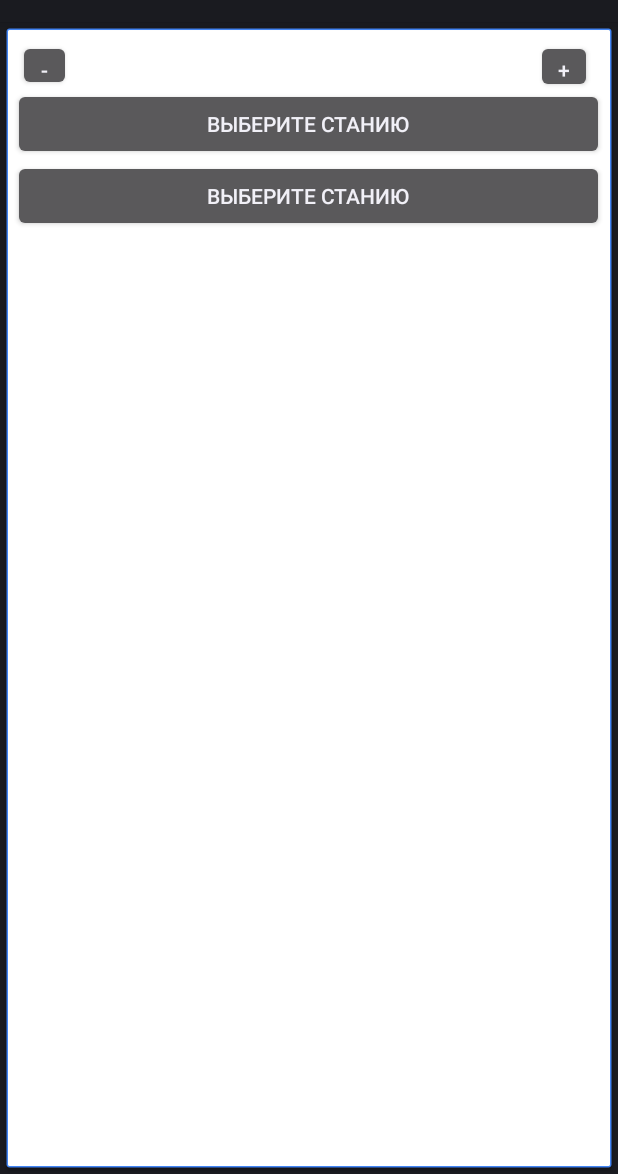
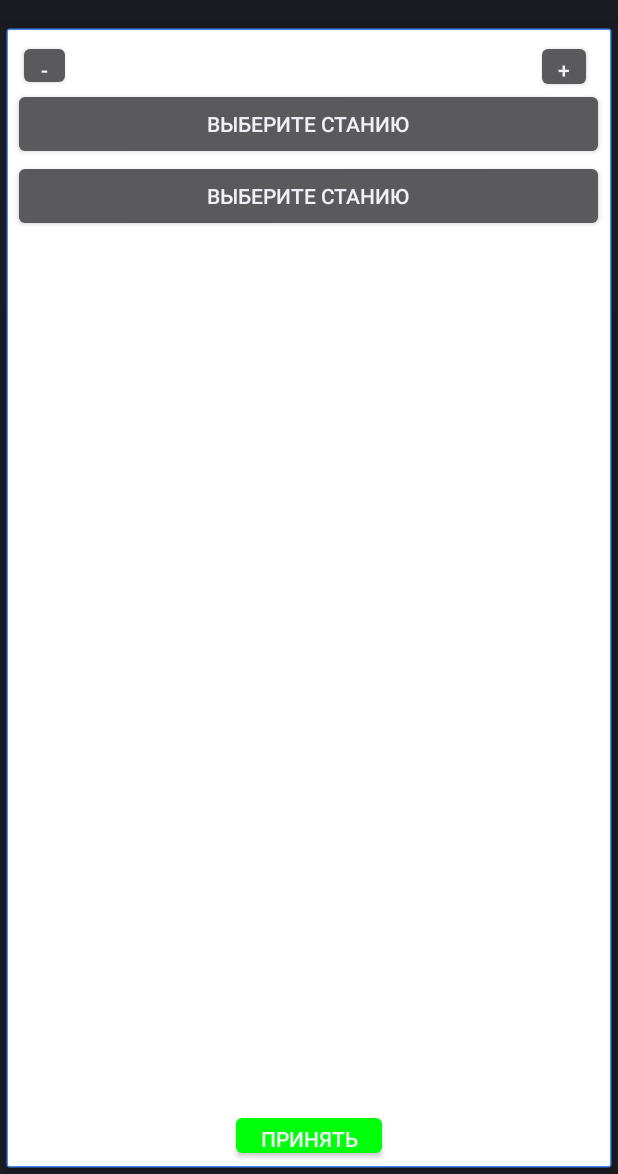
Before and after one commit to antonianton228/DriveHack2.0-MetroWatch, an Android app: the screen it shows after launch (MainActivity), on a phone screen of 412 x 824 dp, the part 62-1236 px from its top. Run offline under Robolectric (Android 15) with nearby library versions, the phone set to English and light mode, and no system bars; network calls fail; 1 statement that could not run was skipped.

Commit message:
Супер пупер апдейт

```diff
--- a/app/src/main/java/com/example/myapplication/presentation/MainActivity.kt
+++ b/app/src/main/java/com/example/myapplication/presentation/MainActivity.kt
@@ -6,70 +6,62 @@
 
 package com.example.myapplication.presentation
 
-import kotlinx.coroutines.GlobalScope
-import kotlinx.coroutines.Dispatchers
-import android.app.ActionBar
 import android.os.Bundle
-import android.os.Debug
 import android.view.View
-import android.view.ViewGroup
 import android.widget.Button
 import android.widget.LinearLayout
-import android.widget.TextView
 import android.widget.Toast
 import androidx.activity.ComponentActivity
-import androidx.lifecycle.lifecycleScope
 import com.example.myapplication.R
-import com.google.android.gms.common.Feature
-import com.google.firebase.crashlytics.buildtools.reloc.org.apache.http.HttpRequest
-import com.google.firebase.crashlytics.buildtools.reloc.org.apache.http.client.HttpClient
-import okhttp3.Call
-import okhttp3.Callback
+import io.ktor.client.HttpClient
+import io.ktor.client.call.body
+import io.ktor.client.engine.cio.CIO
+import io.ktor.client.plugins.contentnegotiation.ContentNegotiation
+import io.ktor.client.request.get
+import io.ktor.serialization.kotlinx.json.json
+import kotlinx.coroutines.DelicateCoroutinesApi
+import kotlinx.coroutines.Dispatchers
+import kotlinx.coroutines.GlobalScope
+import kotlinx.coroutines.launch
+import kotlinx.serialization.json.Json
 import okhttp3.OkHttpClient
-import okhttp3.Request
-import okhttp3.Response
-import java.io.BufferedReader
-import java.io.IOException
-import java.io.InputStreamReader
-import java.net.URI
-import java.net.URL
-import io.ktor.client.*
-import io.ktor.client.call.body
-import io.ktor.client.engine.cio.*
-import io.ktor.client.plugins.contentnegotiation.*
-import io.ktor.client.request.get
-import io.ktor.http.ContentType.Application.Cbor
-import io.ktor.serialization.kotlinx.json.*
-import kotlinx.coroutines.launch
-import kotlinx.serialization.Serializable
 import ru.mosmetro.metro.map.data.models.schema.Answer
-import ru.mosmetro.metro.map.data.models.schema.SchemaResponse
-import ru.mosmetro.metro.map.data.models.schema.data.AdditionalResponse
-import ru.mosmetro.metro.map.data.models.schema.data.ConnectionResponse
-import ru.mosmetro.metro.map.data.models.schema.data.LineResponse
 import ru.mosmetro.metro.map.data.models.schema.data.StationResponse
-import ru.mosmetro.metro.map.data.models.schema.data.TransitionResponse
+import java.util.Arrays
 
-import io.ktor.client.plugins.contentnegotiation.*
-import io.ktor.serialization.kotlinx.cbor.*
-import kotlinx.serialization.cbor.*
-import kotlinx.serialization.json.Json
+
+
+
+
+
+
 
 
 class MainActivity : ComponentActivity() {
-    var list = mutableListOf<Int>()
+    var list = mutableListOf<Int>(1, 2)
+    var listOfId = mutableListOf<Int>(0, 0)
     var counter = 1;
     private val client = OkHttpClient()
     private val jsonText = ""
+    var StationsList = mutableListOf<StationResponse>();
+
+    var currentId = 0
 
 
+
+
+
+
+
+
+    @OptIn(DelicateCoroutinesApi::class)
     override fun onCreate(savedInstanceState: Bundle?) {
         super.onCreate(savedInstanceState)
         setContentView(R.layout.main_activity)
+        GlobalScope.launch (Dispatchers.Main){
+           update();}
+        openMenu()
 
-
-        AddStation(View(this))
-        AddStation(View(this))
 
     }
 
@@ -77,23 +69,27 @@ class MainActivity : ComponentActivity() {
     fun AddStation(viev: View){
 
 
-        var lay = findViewById<LinearLayout>(R.id.Lay);
-        val button = Button(this)
-        button.text = "Выберите станию"
-        button.id = counter;
-        button.setOnClickListener {
-            ClickedStationButton(button.id)
-        }
-        list += counter;
-        counter += 1;
-        lay.addView(button)
+        list += list[list.lastIndex] + 1;
+        listOfId += 0
+        openMenu()
 
     }
     fun openMenu(){
-        var lay = findViewById<LinearLayout>(R.id.Lay);
+        val lay = findViewById<LinearLayout>(R.id.Lay);
+        lay.removeAllViews()
         for (i in list){
             val button = Button(this)
-            button.text = "Выберите станию"
+            if(listOfId[list.indexOf(i)] == 0){
+                button.text = "Выберите станию"
+            }
+            else{
+                for(j in StationsList){
+                    if (j.id == listOfId[list.indexOf(i)]){
+                        button.text = j.name.ru
+                    }
+                }
+            }
+
             button.id = i;
             button.setOnClickListener {
 
@@ -110,14 +106,32 @@ class MainActivity : ComponentActivity() {
             var lay = findViewById<LinearLayout>(R.id.Lay);
             lay.removeAllViews()
             list.removeLast()
+            listOfId.removeLast()
             openMenu()
 
         }
     }
    fun ClickedStationButton(id: Int){
-       GlobalScope.launch (Dispatchers.Main){
-        update();}
-        setContentView(R.layout.pick_activity)
+       setContentView(R.layout.pick_activity)
+       var Lay = findViewById<LinearLayout>(R.id.Layout)
+       Toast.makeText(applicationContext, "" + id, Toast.LENGTH_SHORT).show();
+        currentId = id;
+       Lay.removeAllViews()
+       for(i in StationsList){
+           val button = Button(this)
+           button.text = i.name.ru.toString()
+           button.id = i.id;
+           button.setOnClickListener {
+
+               PickStation(button.id)
+
+           }
+Lay.addView(button)
+       }
+
+
+
+
     }
 
 
@@ -127,7 +141,20 @@ val client = HttpClient(CIO){
     install(ContentNegotiation){
         json(Json { ignoreUnknownKeys=true })
     }
+}
+        val customer: Answer = client.get("https://devapp.mosmetro.ru/api/schema/v1.0/").body()
+        StationsList = customer.data.stations.toMutableList();
+        Toast.makeText(applicationContext, "" + customer.success, Toast.LENGTH_SHORT).show()
 
+    }
+
+
+    fun PickStation(id: Int){
+        listOfId[list.indexOf(currentId)] = id
+Toast.makeText(applicationContext, "" + id, Toast.LENGTH_SHORT).show()
+        setContentView(R.layout.main_activity)
+        openMenu()
+    }
 
 
 
@@ -135,9 +162,3 @@ val client = HttpClient(CIO){
 
 
 }
-        val customer: Answer = client.get("https://devapp.mosmetro.ru/api/schema/v1.0/").body()
-        Toast.makeText(applicationContext, "" + customer.success, Toast.LENGTH_SHORT).show()
-
-    }
-
-}
--- a/app/src/main/res/layout/main_activity.xml
+++ b/app/src/main/res/layout/main_activity.xml
@@ -33,8 +33,10 @@
         android:layout_width="match_parent"
         android:layout_height="match_parent"
         android:layout_marginTop="35dp"
+        android:layout_marginBottom="35dp"
+        app:layout_constraintBottom_toBottomOf="parent"
         app:layout_constraintTop_toBottomOf="@+id/AddButton"
-        tools:layout_editor_absoluteX="16dp">
+        tools:layout_editor_absoluteX="8dp">
 
         <LinearLayout
             android:id="@+id/Lay"
@@ -46,4 +48,16 @@
         </LinearLayout>
     </ScrollView>
 
+    <Button
+        android:id="@+id/Accept"
+        android:layout_width="105dp"
+        android:layout_height="35dp"
+        android:layout_marginStart="36dp"
+        android:layout_marginEnd="36dp"
+        android:backgroundTint="#00FF0B"
+        android:text="Принять"
+        app:layout_constraintBottom_toBottomOf="parent"
+        app:layout_constraintEnd_toEndOf="parent"
+        app:layout_constraintStart_toStartOf="parent" />
+
 </androidx.constraintlayout.widget.ConstraintLayout>
```
Also changed, not shown: app/src/main/res/layout/pick_activity.xml (+10 -8 lines).
